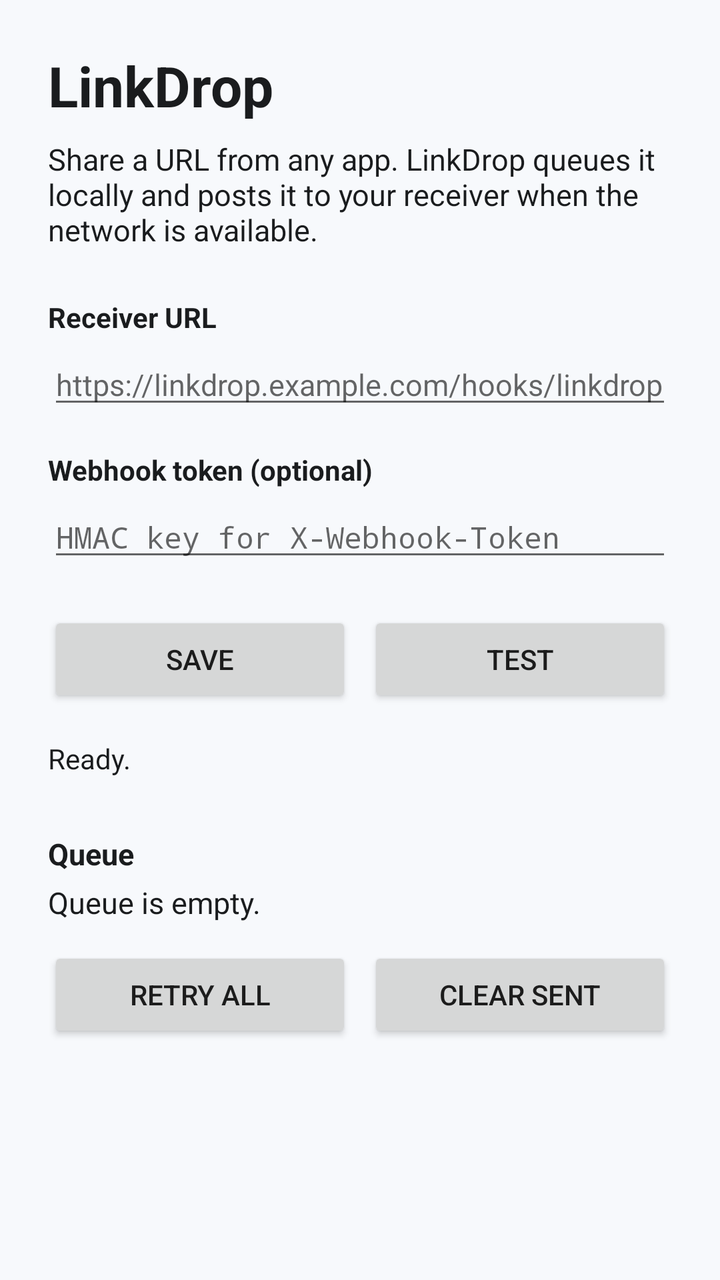
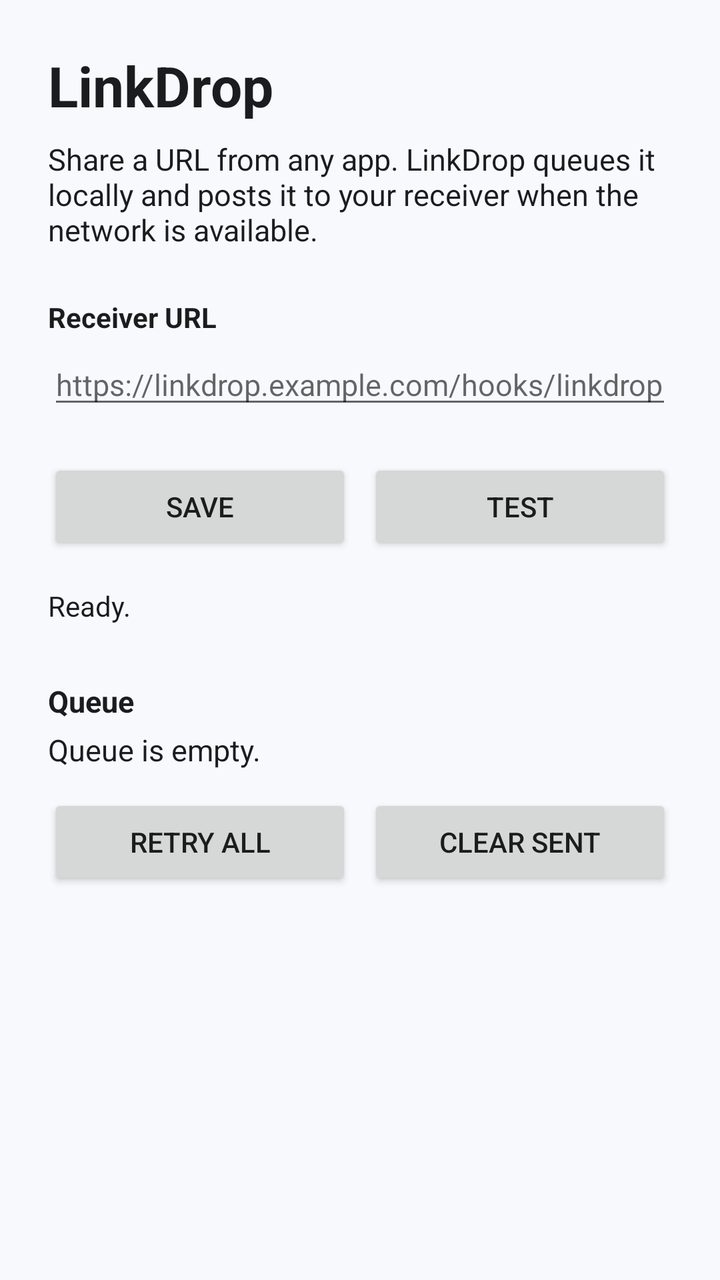

The first picture is an Android layout as it rendered before a commit; the second is the same layout after the commit. The layout source and the unified diff follow.
<!-- AndroidManifest.xml: application theme Theme.LinkDrop -->
<!-- res/layout/activity_settings.xml -->
<?xml version="1.0" encoding="utf-8"?>
<ScrollView xmlns:android="http://schemas.android.com/apk/res/android"
    android:layout_width="match_parent"
    android:layout_height="match_parent"
    android:background="@color/surface"
    android:fillViewport="true">

    <LinearLayout
        android:layout_width="match_parent"
        android:layout_height="wrap_content"
        android:orientation="vertical"
        android:padding="24dp">

        <TextView
            android:layout_width="match_parent"
            android:layout_height="wrap_content"
            android:text="@string/settings_title"
            android:textColor="@color/on_surface"
            android:textSize="28sp"
            android:textStyle="bold" />

        <TextView
            android:layout_width="match_parent"
            android:layout_height="wrap_content"
            android:layout_marginTop="8dp"
            android:text="@string/settings_intro"
            android:textColor="@color/on_surface"
            android:textSize="15sp" />

        <TextView
            android:layout_width="match_parent"
            android:layout_height="wrap_content"
            android:layout_marginTop="24dp"
            android:text="@string/endpoint_label"
            android:textColor="@color/on_surface"
            android:textSize="14sp"
            android:textStyle="bold" />

        <EditText
            android:id="@+id/endpoint"
            android:layout_width="match_parent"
            android:layout_height="wrap_content"
            android:layout_marginTop="4dp"
            android:autofillHints="url"
            android:hint="@string/endpoint_hint"
            android:importantForAutofill="no"
            android:inputType="textUri"
            android:singleLine="true"
            android:textSize="15sp" />

        <TextView
            android:layout_width="match_parent"
            android:layout_height="wrap_content"
            android:layout_marginTop="16dp"
            android:text="@string/token_label"
            android:textColor="@color/on_surface"
            android:textSize="14sp"
            android:textStyle="bold" />

        <EditText
            android:id="@+id/token"
            android:layout_width="match_parent"
            android:layout_height="wrap_content"
            android:layout_marginTop="4dp"
            android:autofillHints="password"
            android:hint="@string/token_hint"
            android:importantForAutofill="no"
            android:inputType="textPassword"
            android:singleLine="true"
            android:textSize="15sp" />

        <LinearLayout
            android:layout_width="match_parent"
            android:layout_height="wrap_content"
            android:layout_marginTop="20dp"
            android:orientation="horizontal">

            <Button
                android:id="@+id/save"
                android:layout_width="0dp"
                android:layout_height="wrap_content"
                android:layout_marginEnd="8dp"
                android:layout_weight="1"
                android:minHeight="48dp"
                android:text="@string/save" />

            <Button
                android:id="@+id/test"
                android:layout_width="0dp"
                android:layout_height="wrap_content"
                android:layout_weight="1"
                android:minHeight="48dp"
                android:text="@string/test" />
        </LinearLayout>

        <TextView
            android:id="@+id/status"
            android:layout_width="match_parent"
            android:layout_height="wrap_content"
            android:layout_marginTop="16dp"
            android:text="@string/status_ready"
            android:textColor="@color/on_surface"
            android:textSize="14sp" />

        <TextView
            android:layout_width="match_parent"
            android:layout_height="wrap_content"
            android:layout_marginTop="28dp"
            android:text="@string/queue_label"
            android:textColor="@color/on_surface"
            android:textSize="15sp"
            android:textStyle="bold" />

        <TextView
            android:id="@+id/queue_summary"
            android:layout_width="match_parent"
            android:layout_height="wrap_content"
            android:layout_marginTop="4dp"
            android:text="@string/queue_empty"
            android:textColor="@color/on_surface"
            android:textSize="15sp" />

        <LinearLayout
            android:layout_width="match_parent"
            android:layout_height="wrap_content"
            android:layout_marginTop="12dp"
            android:orientation="horizontal">

            <Button
                android:id="@+id/retry_all"
                android:layout_width="0dp"
                android:layout_height="wrap_content"
                android:layout_marginEnd="8dp"
                android:layout_weight="1"
                android:minHeight="48dp"
                android:text="@string/retry_all" />

            <Button
                android:id="@+id/clear_sent"
                android:layout_width="0dp"
                android:layout_height="wrap_content"
                android:layout_weight="1"
                android:minHeight="48dp"
                android:text="@string/clear_sent" />
        </LinearLayout>

    </LinearLayout>
</ScrollView>
<!-- resources referenced by this layout -->
<resources>
  <color name="on_surface">#1A1C1E</color>
  <color name="surface">#F7F9FC</color>
  <string name="clear_sent">Clear sent</string>
  <string name="endpoint_hint">https://linkdrop.example.com/hooks/linkdrop</string>
  <string name="endpoint_label">Receiver URL</string>
  <string name="queue_empty">Queue is empty.</string>
  <string name="queue_label">Queue</string>
  <string name="retry_all">Retry all</string>
  <string name="save">Save</string>
  <string name="settings_intro">Share a URL from any app. LinkDrop queues it locally and posts it to your receiver when the network is available.</string>
  <string name="settings_title">LinkDrop</string>
  <string name="status_ready">Ready.</string>
  <string name="test">Test</string>
  <string name="token_hint">HMAC key for X-Webhook-Token</string>
  <string name="token_label">Webhook token (optional)</string>
  <style name="Theme.LinkDrop" parent="@android:style/Theme.Material.Light.NoActionBar">
          <item name="android:colorAccent">@color/accent</item>
          <item name="android:windowBackground">@color/surface</item>
          <item name="android:statusBarColor">@color/accent_dark</item>
          <item name="android:navigationBarColor">@color/accent_dark</item>
          <item name="android:windowLightStatusBar">false</item>
      </style>
  <color name="accent">#1565C0</color>
  <color name="accent_dark">#0D47A1</color>
</resources>

<!-- the commit's change to res/layout/activity_settings.xml (unified diff, before → after) -->
@@ -45,27 +45,6 @@
             android:hint="@string/endpoint_hint"
             android:importantForAutofill="no"
             android:inputType="textUri"
-            android:singleLine="true"
-            android:textSize="15sp" />
-
-        <TextView
-            android:layout_width="match_parent"
-            android:layout_height="wrap_content"
-            android:layout_marginTop="16dp"
-            android:text="@string/token_label"
-            android:textColor="@color/on_surface"
-            android:textSize="14sp"
-            android:textStyle="bold" />
-
-        <EditText
-            android:id="@+id/token"
-            android:layout_width="match_parent"
-            android:layout_height="wrap_content"
-            android:layout_marginTop="4dp"
-            android:autofillHints="password"
-            android:hint="@string/token_hint"
-            android:importantForAutofill="no"
-            android:inputType="textPassword"
             android:singleLine="true"
             android:textSize="15sp" />
 
<!-- resource entries referenced after the edit -->
@@ -13,8 +13,6 @@
   <string name="settings_title">LinkDrop</string>
   <string name="status_ready">Ready.</string>
   <string name="test">Test</string>
-  <string name="token_hint">HMAC key for X-Webhook-Token</string>
-  <string name="token_label">Webhook token (optional)</string>
   <style name="Theme.LinkDrop" parent="@android:style/Theme.Material.Light.NoActionBar">
           <item name="android:colorAccent">@color/accent</item>
           <item name="android:windowBackground">@color/surface</item>
